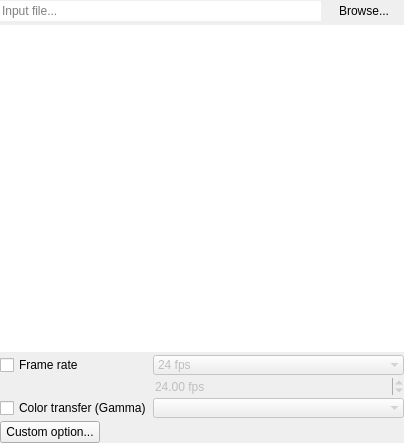
This is DuFFMpeg/inputwidget.ui in RxLaboratory/DuME as Qt 5 draws it before an edit. The edited form follows.
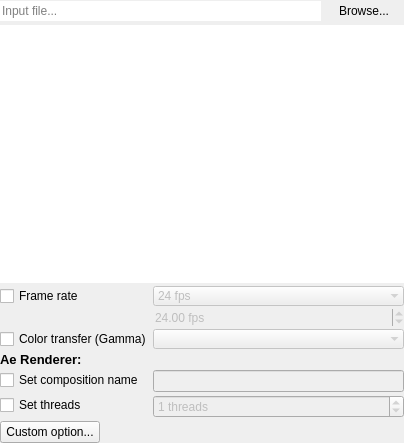
This is the edited form.

Commit message: After effects controls

```diff
--- a/DuFFMpeg/inputwidget.ui
+++ b/DuFFMpeg/inputwidget.ui
@@ -216,7 +216,7 @@
            </property>
           </widget>
          </item>
-         <item row="3" column="0">
+         <item row="6" column="0">
           <widget class="QPushButton" name="addParamButton">
            <property name="minimumSize">
             <size>
@@ -292,6 +292,87 @@
            </property>
           </widget>
          </item>
+         <item row="4" column="0">
+          <widget class="QCheckBox" name="compButton">
+           <property name="minimumSize">
+            <size>
+             <width>150</width>
+             <height>0</height>
+            </size>
+           </property>
+           <property name="maximumSize">
+            <size>
+             <width>100</width>
+             <height>16777215</height>
+            </size>
+           </property>
+           <property name="text">
+            <string>Set composition name</string>
+           </property>
+          </widget>
+         </item>
+         <item row="4" column="1">
+          <widget class="QLineEdit" name="compEdit">
+           <property name="enabled">
+            <bool>false</bool>
+           </property>
+          </widget>
+         </item>
+         <item row="5" column="0">
+          <widget class="QCheckBox" name="threadsButton">
+           <property name="minimumSize">
+            <size>
+             <width>150</width>
+             <height>0</height>
+            </size>
+           </property>
+           <property name="maximumSize">
+            <size>
+             <width>100</width>
+             <height>16777215</height>
+            </size>
+           </property>
+           <property name="text">
+            <string>Set threads</string>
+           </property>
+          </widget>
+         </item>
+         <item row="5" column="1">
+          <widget class="QSpinBox" name="threadsBox">
+           <property name="enabled">
+            <bool>false</bool>
+           </property>
+           <property name="toolTip">
+            <string>Set to 0 to automatically detect the best number of threads to use</string>
+           </property>
+           <property name="suffix">
+            <string> threads</string>
+           </property>
+           <property name="minimum">
+            <number>0</number>
+           </property>
+           <property name="maximum">
+            <number>128</number>
+           </property>
+           <property name="value">
+            <number>1</number>
+           </property>
+          </widget>
+         </item>
+         <item row="3" column="0">
+          <widget class="QLabel" name="aeLabel">
+           <property name="font">
+            <font>
+             <pointsize>10</pointsize>
+             <weight>75</weight>
+             <bold>true</bold>
+            </font>
+           </property>
+           <property name="text">
+            <string>Ae Renderer:</string>
+           </property>
+          </widget>
+         </item>
         </layout>
        </item>
       </layout>
```
The commit also changes 2 other files.
